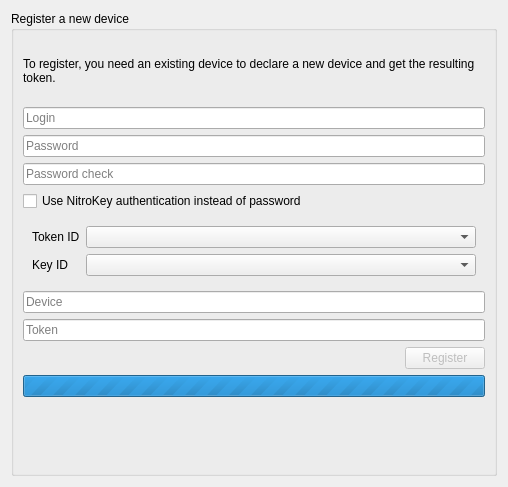
Before: the Qt Designer form parsec/core/gui/forms/login_register_device_widget.ui in Scille/parsec-cloud, drawn with Qt 5.
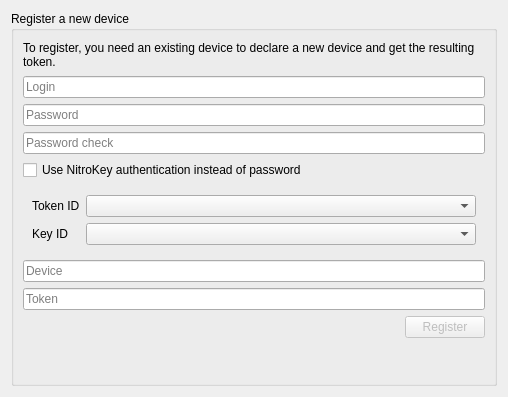
After: the same form once the commit is applied.

Diff of the .ui file:
```diff
--- a/parsec/core/gui/forms/login_register_device_widget.ui
+++ b/parsec/core/gui/forms/login_register_device_widget.ui
@@ -7,7 +7,7 @@
     <x>0</x>
     <y>0</y>
     <width>508</width>
-    <height>487</height>
+    <height>397</height>
    </rect>
   </property>
   <property name="windowTitle">
@@ -131,16 +131,6 @@
         </item>
        </layout>
       </item>
-      <item>
-       <widget class="QProgressBar" name="progress_bar">
-        <property name="maximum">
-         <number>0</number>
-        </property>
-        <property name="value">
-         <number>-1</number>
-        </property>
-       </widget>
-      </item>
       <item>
        <widget class="QLabel" name="label_error">
         <property name="text">
```
